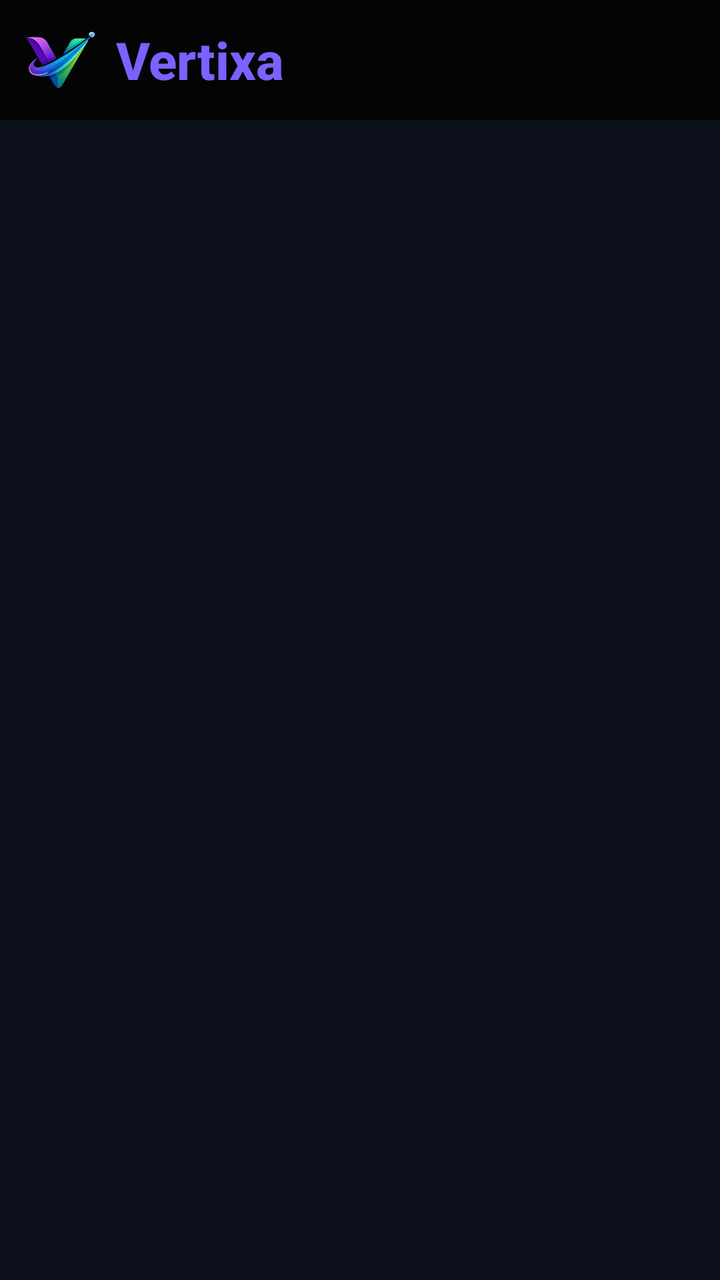
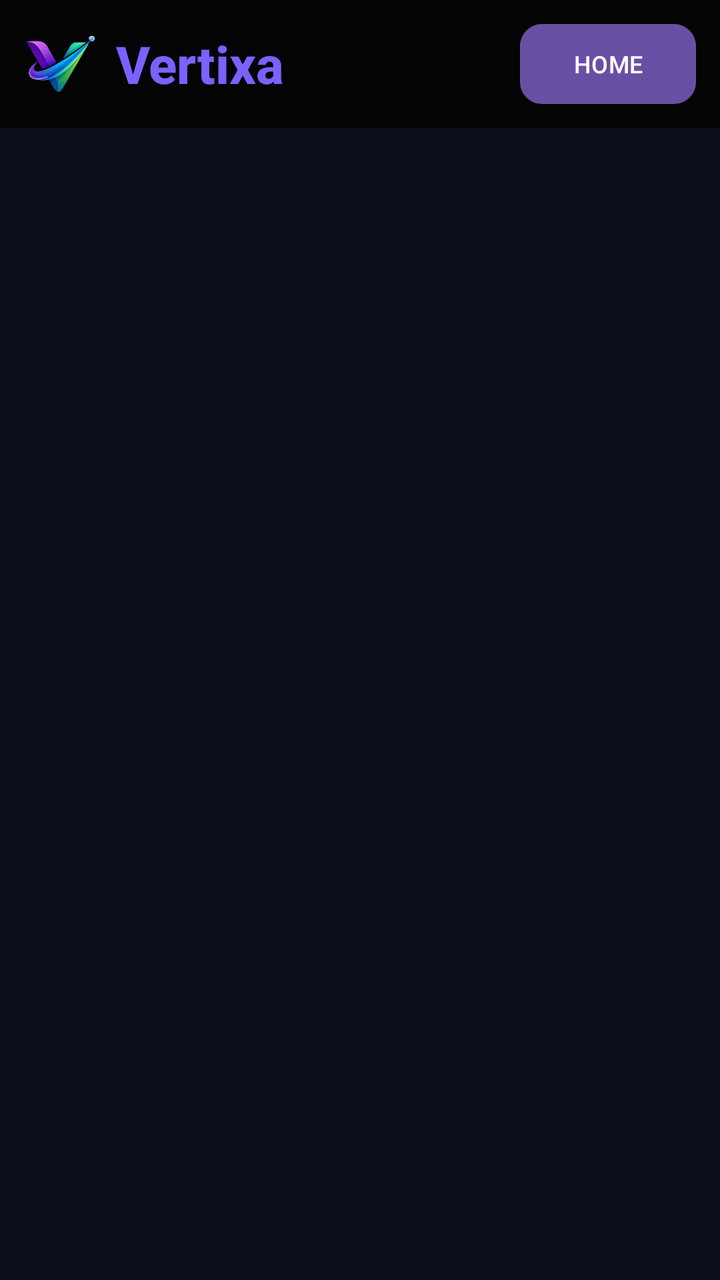

Before-and-after screenshots of an Android layout around one commit, followed by the original layout XML and the change that was made.
<!-- AndroidManifest.xml: application theme Theme.Vertixa -->
<!-- res/layout/header.xml -->
<LinearLayout xmlns:android="http://schemas.android.com/apk/res/android"
    android:layout_width="match_parent"
    android:layout_height="match_parent"
    android:background="#0B0F19"
    android:orientation="vertical"
    android:fitsSystemWindows="true">

    
    <LinearLayout
        android:layout_width="match_parent"
        android:layout_height="wrap_content"
        android:background="#040404"
        android:orientation="horizontal"
        android:padding="12dp"
        android:gravity="center_vertical">

        <ImageView
            android:layout_width="36dp"
            android:layout_height="36dp"
            android:src="@drawable/logo"
            android:contentDescription="Logo"/>

        <TextView
            android:layout_width="wrap_content"
            android:layout_height="wrap_content"
            android:text="Vertixa"
            android:textSize="26sp"
            android:textColor="#7B61FF"
            android:layout_marginStart="10dp"
            android:fontFamily="sans-serif-medium"
            android:textStyle="bold"/>
    </LinearLayout>

</LinearLayout>
<!-- resources referenced by this layout -->
<resources>
  <!-- drawable logo: png bitmap (drawable, 49304 bytes) -->
  <style name="Theme.Vertixa" parent="Base.Theme.Vertixa" />
  <style name="Base.Theme.Vertixa" parent="Theme.Material3.DayNight.NoActionBar">
          <item name="android:windowDisablePreview">true</item>
      </style>
</resources>

<!-- the commit's change to res/layout/header.xml (unified diff, before → after) -->
@@ -8,27 +8,41 @@
     
     <LinearLayout
         android:layout_width="match_parent"
-        android:layout_height="wrap_content"
+        android:layout_height="64dp"
         android:background="#040404"
+        android:gravity="center_vertical"
         android:orientation="horizontal"
-        android:padding="12dp"
-        android:gravity="center_vertical">
+        android:padding="12dp">
 
         <ImageView
             android:layout_width="36dp"
             android:layout_height="36dp"
-            android:src="@drawable/logo"
-            android:contentDescription="Logo"/>
+            android:contentDescription="Logo"
+            android:src="@drawable/logo" />
 
         <TextView
             android:layout_width="wrap_content"
             android:layout_height="wrap_content"
-            android:text="Vertixa"
-            android:textSize="26sp"
-            android:textColor="#7B61FF"
             android:layout_marginStart="10dp"
             android:fontFamily="sans-serif-medium"
-            android:textStyle="bold"/>
+            android:text="Vertixa"
+            android:textColor="#7B61FF"
+            android:textSize="26sp"
+            android:textStyle="bold" />
+
+        <View
+            android:layout_width="0dp"
+            android:layout_height="0dp"
+            android:layout_weight="1" />
+
+        <Button
+            android:id="@+id/homeButton"
+            android:layout_width="wrap_content"
+            android:layout_height="wrap_content"
+            android:background="@drawable/btn_rounded"
+            android:text="HOME"
+            android:textSize="12sp" />
+
     </LinearLayout>
 
 </LinearLayout>
<!-- resource entries referenced after the edit -->
@@ -1,5 +1,15 @@
 <!-- resources referenced by this layout -->
 <resources>
+  <!-- drawable btn_rounded (drawable) -->
+  <?xml version="1.0" encoding="utf-8"?>
+  <shape xmlns:android="http://schemas.android.com/apk/res/android">
+      <solid android:color="#7B61FF"/>
+      <corners android:radius="10dp"/>
+      <stroke
+          android:width="2dp"
+          android:color="#FFFFFF"/>
+  
+  </shape>
   <!-- drawable logo: png bitmap (drawable, 49304 bytes) -->
   <style name="Theme.Vertixa" parent="Base.Theme.Vertixa" />
   <style name="Base.Theme.Vertixa" parent="Theme.Material3.DayNight.NoActionBar">
